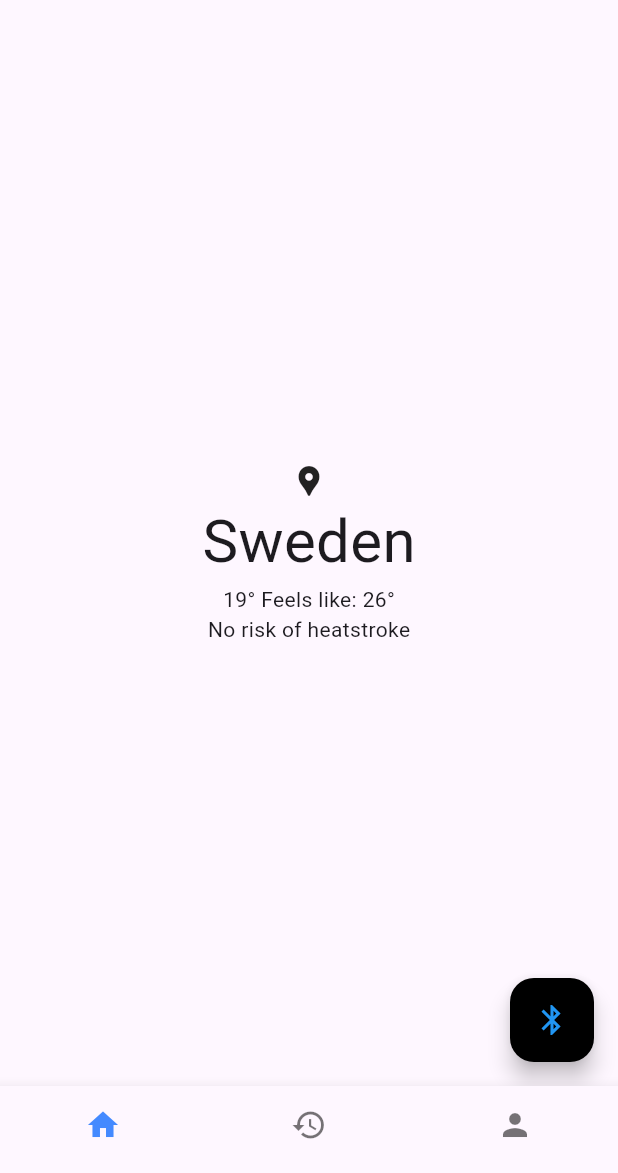
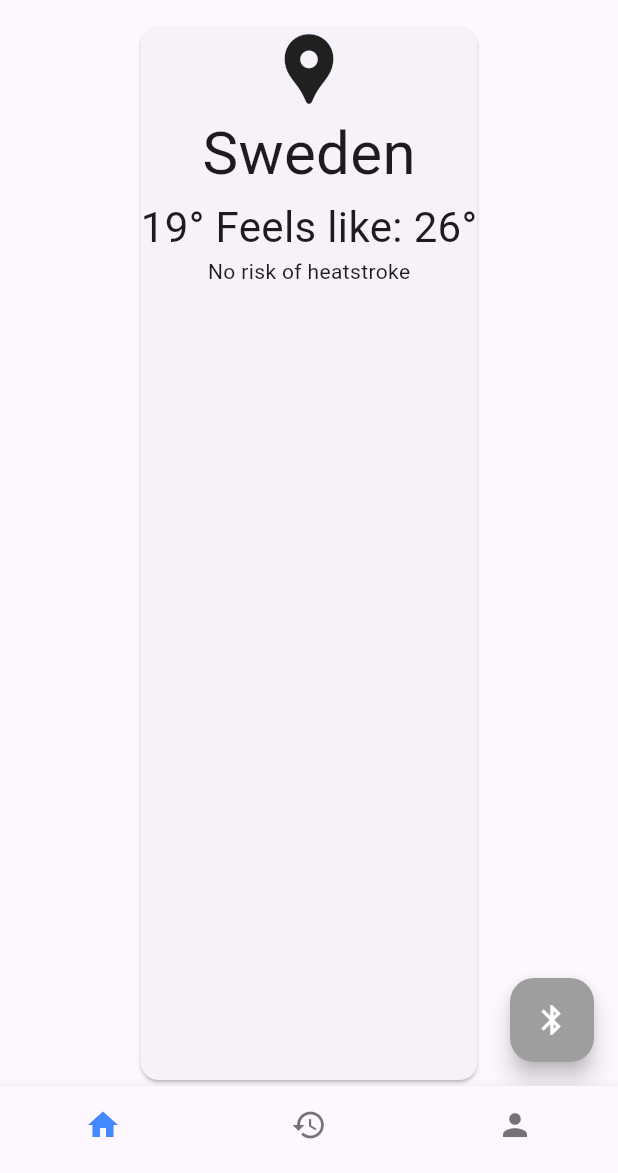
Before and after one commit to RalleDeMus/heatsense, a Flutter app: the screen it shows after launch, on a phone screen of 412 x 824 dp, the part 63-1236 px from its top. Run offline on Flutter 3.47's test engine with Material 3 defaults, Android fonts, the phone set to English and light mode, and no system bars; our stand-ins replace permission_handler; missing offline and left inert: mdsflutter.

Commit message:
permission changes and UI

```diff
--- a/lib/view/heatsense_app.dart
+++ b/lib/view/heatsense_app.dart
@@ -11,68 +11,75 @@ class BottomNavigationBarExample extends StatefulWidget {
 class _BottomNavigationBarExampleState
     extends State<BottomNavigationBarExample> {
   int _selectedIndex = 0;
-
+  bool light = true;
   static const TextStyle optionStyle = TextStyle(fontSize: 40);
 
   final List<Widget> _widgetOptions = [
     Scaffold(
       body: const Center(
+        child: Card(
           child: Column(
-          mainAxisAlignment: MainAxisAlignment.center,
+            mainAxisAlignment: MainAxisAlignment.start,
             children: <Widget>[
-            Icon(Icons.location_pin),
+              Icon(
+                Icons.location_pin,
+                size: 56,
+              ),
               Text(
                 'Sweden',
                 style: optionStyle,
               ),
-            Text('19° Feels like: 26°'),
+              Text(
+                '19° Feels like: 26°',
+                textScaleFactor: 2,
+              ),
               Text('No risk of heatstroke'),
             ],
           ),
         ),
+      ),
       floatingActionButton: FloatingActionButton(
-        foregroundColor: Colors.blue,
-        backgroundColor: Colors.black,
+        foregroundColor: Colors.white,
+        backgroundColor: Colors.grey,
         onPressed: () {},
         child: const Icon(Icons.bluetooth),
       ),
     ),
     Card(
       clipBehavior: Clip.hardEdge,
+      elevation: 0,
       child: Column(
+        mainAxisAlignment: MainAxisAlignment.start,
         mainAxisSize: MainAxisSize.min,
         children: <Widget>[
           const ListTile(
             title: Text('Event 1'),
             subtitle: Text('08-01-2024'),
           ),
-          Row(mainAxisAlignment: MainAxisAlignment.start, children: <Widget>[
+          Row(mainAxisAlignment: MainAxisAlignment.end, children: <Widget>[
             TextButton(
               child: const Text('Edit Event'),
               onPressed: () {/* ... */},
             ),
-            const SizedBox(width: 4),
           ]),
         ],
       ),
     ),
-    Card(
+    const Scaffold(
+      body: Center(
         child: Column(
-        mainAxisSize: MainAxisSize.min,
+          mainAxisAlignment: MainAxisAlignment.start,
           children: <Widget>[
-          const ListTile(
-            leading: Icon(Icons.album),
-            title: Text('Event 2'),
-            subtitle: Text('08-01-2024'),
+            Icon(
+              Icons.person,
+              size: 130,
             ),
-          Row(mainAxisAlignment: MainAxisAlignment.start, children: <Widget>[
-            TextButton(
-              child: const Text('Edit Event'),
-              onPressed: () {/* ... */},
+            Text(
+              'Username',
+              style: optionStyle,
             ),
-            const SizedBox(width: 4),
-          ]),
           ],
+        ),
       ),
     )
   ];
```
Also changed, not shown: 1 other file. Lines whose indentation alone changed are shown as unchanged.
